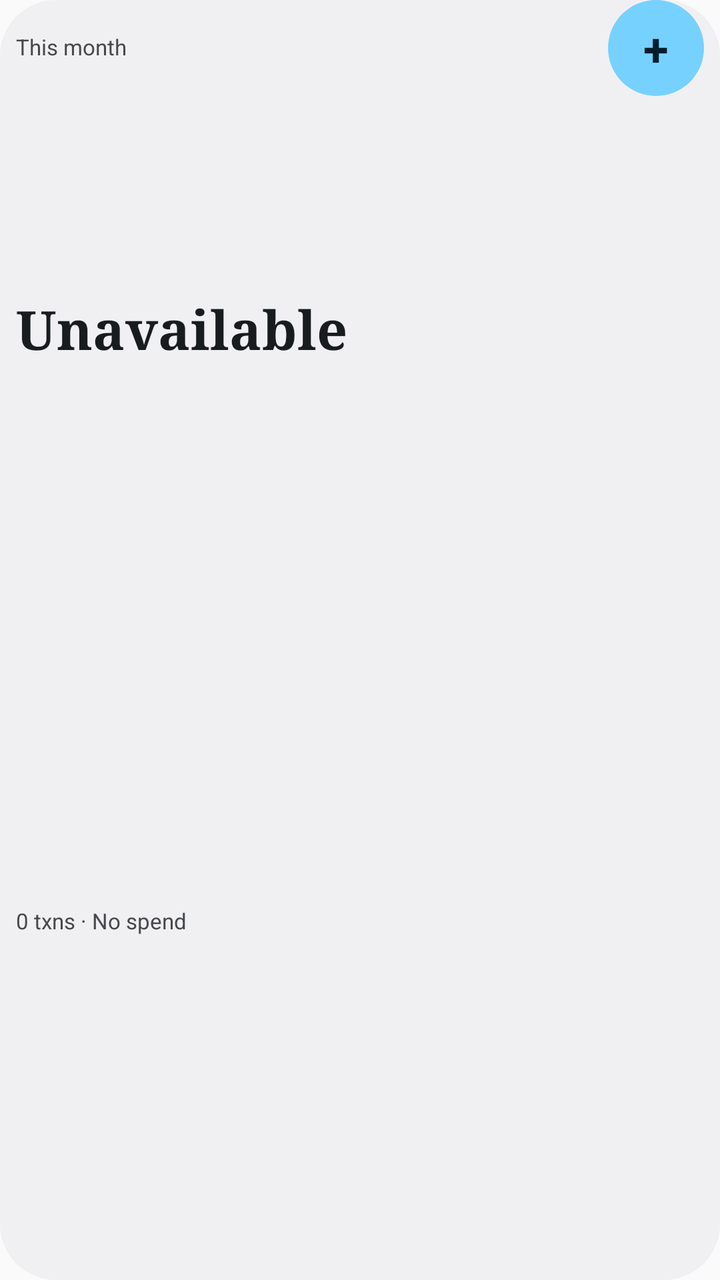
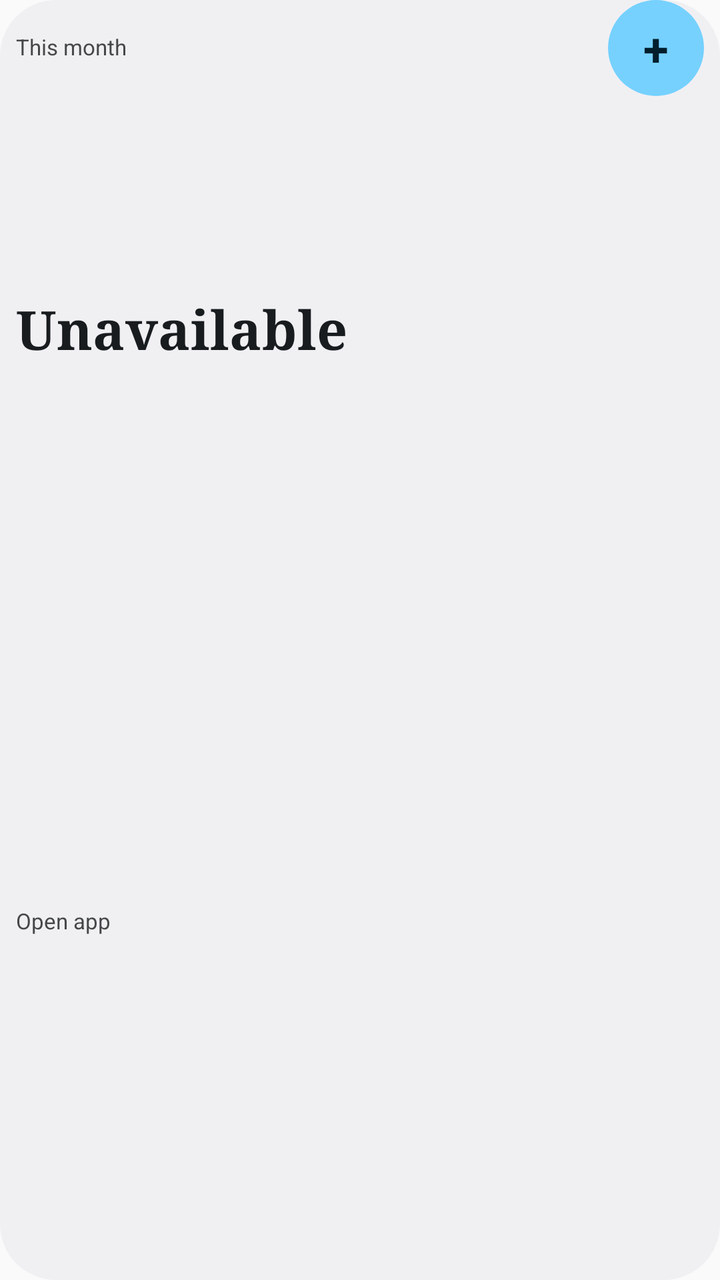

Two renders of the same Android screen: before a commit and after it. Below are the layout's source before the change and the commit's diff.
<!-- AndroidManifest.xml: application theme AppTheme -->
<!-- res/layout/widget_penny_summary.xml -->
<?xml version="1.0" encoding="utf-8"?>
<LinearLayout xmlns:android="http://schemas.android.com/apk/res/android"
    android:id="@+id/widget_root"
    android:layout_width="match_parent"
    android:layout_height="match_parent"
    android:background="@drawable/widget_penny_card_background"
    android:orientation="vertical"
    android:paddingLeft="8dp"
    android:paddingRight="8dp"
    android:paddingBottom="2dp">

    <LinearLayout
        android:layout_width="match_parent"
        android:layout_height="48dp"
        android:gravity="center_vertical"
        android:orientation="horizontal">

        <TextView
            android:id="@+id/widget_spent_label"
            android:layout_width="0dp"
            android:layout_height="match_parent"
            android:layout_weight="1"
            android:autoSizeMaxTextSize="11sp"
            android:autoSizeMinTextSize="8sp"
            android:autoSizeStepGranularity="1sp"
            android:autoSizeTextType="uniform"
            android:ellipsize="end"
            android:gravity="center_vertical"
            android:includeFontPadding="false"
            android:maxLines="2"
            android:text="@string/widget_spent_this_month"
            android:textColor="@color/widget_on_surface_inverse_muted" />

        <TextView
            android:id="@+id/widget_add_button"
            android:layout_width="48dp"
            android:layout_height="48dp"
            android:background="@drawable/widget_penny_quick_add_background"
            android:contentDescription="@string/widget_quick_add_description"
            android:autoSizeMaxTextSize="23sp"
            android:autoSizeMinTextSize="14sp"
            android:autoSizeStepGranularity="1sp"
            android:autoSizeTextType="uniform"
            android:gravity="center"
            android:text="@string/widget_quick_add"
            android:textColor="@color/widget_on_quick_add"
            android:textStyle="bold" />
    </LinearLayout>

    <TextView
        android:id="@+id/widget_amount"
        android:layout_width="match_parent"
        android:layout_height="0dp"
        android:layout_weight="0.8"
        android:autoSizeMaxTextSize="27sp"
        android:autoSizeMinTextSize="7sp"
        android:autoSizeStepGranularity="1sp"
        android:autoSizeTextType="uniform"
        android:ellipsize="end"
        android:fontFamily="serif"
        android:gravity="center_vertical"
        android:includeFontPadding="false"
        android:maxLines="1"
        android:text="@string/widget_unavailable"
        android:textColor="@color/widget_on_surface_inverse"
        android:textStyle="bold" />

    <TextView
        android:id="@+id/widget_count"
        android:layout_width="match_parent"
        android:layout_height="0dp"
        android:layout_weight="1.2"
        android:autoSizeMaxTextSize="11sp"
        android:autoSizeMinTextSize="7sp"
        android:autoSizeStepGranularity="1sp"
        android:autoSizeTextType="uniform"
        android:ellipsize="end"
        android:gravity="center_vertical"
        android:includeFontPadding="false"
        android:maxLines="2"
        android:text="@string/widget_supporting_metrics_fallback"
        android:textColor="@color/widget_on_surface_inverse_muted" />
</LinearLayout>
<!-- resources referenced by this layout -->
<resources>
  <color name="widget_on_quick_add">#002117</color>
  <color name="widget_on_surface_inverse">#1A1C1A</color>
  <color name="widget_on_surface_inverse_muted">#454945</color>
  <!-- drawable widget_penny_card_background (drawable) -->
  <?xml version="1.0" encoding="utf-8"?>
  <shape xmlns:android="http://schemas.android.com/apk/res/android" android:shape="rectangle">
      <solid android:color="@color/widget_surface_inverse" />
      <corners android:radius="28dp" />
  </shape>
  <!-- drawable widget_penny_quick_add_background (drawable) -->
  <?xml version="1.0" encoding="utf-8"?>
  <shape xmlns:android="http://schemas.android.com/apk/res/android" android:shape="rectangle">
      <solid android:color="@color/widget_quick_add" />
      <corners android:radius="24dp" />
  </shape>
  <string name="widget_quick_add">+</string>
  <string name="widget_quick_add_description">Add a transaction</string>
  <string name="widget_spent_this_month">This month</string>
  <string name="widget_supporting_metrics_fallback">0 txns · No spend</string>
  <string name="widget_unavailable">Unavailable</string>
  <style name="AppTheme" parent="android:style/Theme.Material.Light.NoActionBar">
          <item name="android:statusBarColor">@android:color/transparent</item>
          <item name="android:navigationBarColor">@android:color/transparent</item>
          <item name="android:windowLightStatusBar">true</item>
      </style>
  <color name="widget_surface_inverse">#F6F7F4</color>
  <color name="widget_quick_add">#B6F2D2</color>
</resources>

<!-- the commit's change to res/layout/widget_penny_summary.xml (unified diff, before → after) -->
@@ -78,6 +78,6 @@
         android:gravity="center_vertical"
         android:includeFontPadding="false"
         android:maxLines="2"
-        android:text="@string/widget_supporting_metrics_fallback"
+        android:text="@string/widget_open_app"
         android:textColor="@color/widget_on_surface_inverse_muted" />
 </LinearLayout>
<!-- resource entries referenced after the edit -->
@@ -15,10 +15,10 @@
       <solid android:color="@color/widget_quick_add" />
       <corners android:radius="24dp" />
   </shape>
+  <string name="widget_open_app">Open app</string>
   <string name="widget_quick_add">+</string>
   <string name="widget_quick_add_description">Add a transaction</string>
   <string name="widget_spent_this_month">This month</string>
-  <string name="widget_supporting_metrics_fallback">0 txns · No spend</string>
   <string name="widget_unavailable">Unavailable</string>
   <style name="AppTheme" parent="android:style/Theme.Material.Light.NoActionBar">
           <item name="android:statusBarColor">@android:color/transparent</item>
